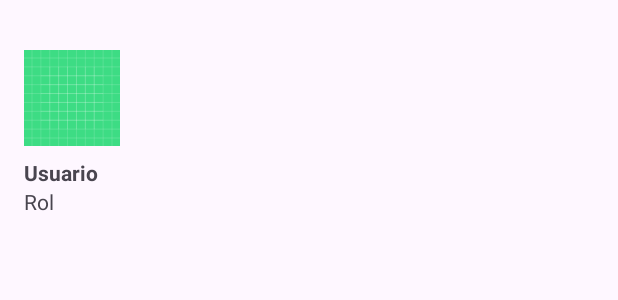
After one commit to ErwinSmth/App-Taller, an Android app: the layout nav_header.xml on its own in the app's theme, with its tools: preview values and no code run, on a phone screen of 412 x 824 dp. The commit adds this screen. Shown: the top 300 px of the screen. Run offline under Robolectric (Android 15) with nearby library versions, the phone set to English and light mode, and no system bars.

Commit message:
Ultimos cambios

```diff
--- /dev/null
+++ b/Android/app/src/main/res/layout/nav_header.xml
@@ -0,0 +1,29 @@
+<LinearLayout xmlns:android="http://schemas.android.com/apk/res/android"
+    android:orientation="vertical"
+    android:padding="16dp"
+    android:layout_width="match_parent"
+    android:layout_height="160dp"
+    android:gravity="bottom">
+
+    <ImageView
+        android:id="@+id/imgAvatar"
+        android:layout_width="64dp"
+        android:layout_height="64dp"
+        android:src="@drawable/ic_launcher_background" />
+
+    <TextView
+        android:id="@+id/tvNombreUsuario"
+        android:layout_width="wrap_content"
+        android:layout_height="wrap_content"
+        android:text="Usuario"
+        android:textStyle="bold"
+        android:layout_marginTop="8dp" />
+
+    <TextView
+        android:id="@+id/tvRolActual"
+        android:layout_width="wrap_content"
+        android:layout_height="wrap_content"
+        android:text="Rol"
+        android:textSize="14sp" />
+
+</LinearLayout>
--- /dev/null
+++ b/Android/app/src/main/res/menu/menu_nav_drawer.xml
@@ -0,0 +1,4 @@
+<!-- res/menu/menu_nav_drawer.xml -->
+<menu xmlns:android="http://schemas.android.com/apk/res/android">
+
+</menu>
```
Also changed, not shown: Android/app/src/main/java/com/example/tallerandroid/MenuActivity.java (+52 -14 lines), Android/app/src/main/res/layout/activity_menu.xml (+21 -9 lines), Backend/Taller/src/main/java/com/Innovacion/Taller/domain/dto/UsuarioDto.java (+4 -3 lines), Backend/Taller/src/main/java/com/Innovacion/Taller/domain/service/UsuarioService.java (+8 -10 lines).
